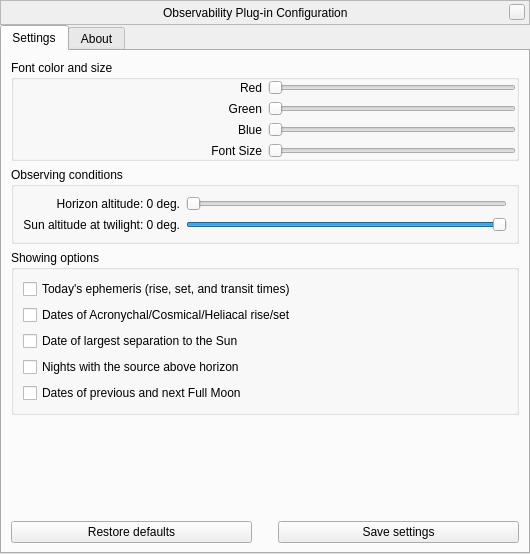
First picture: the form in plugins/Observability/src/gui/ObservabilityDialog.ui, repository Stellarium/stellarium, before the edit.
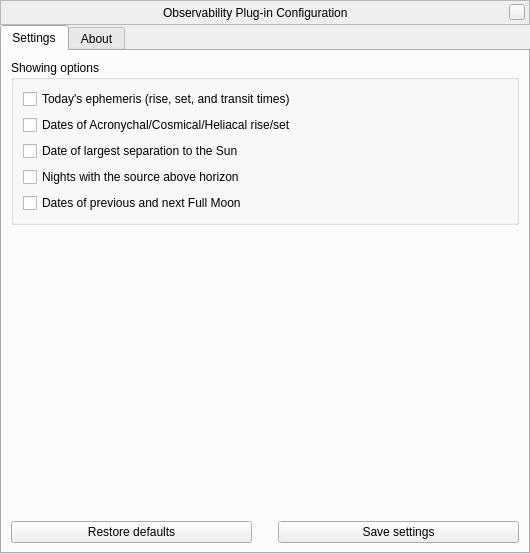
Second picture: the form after the edit. Custom widgets are drawn as their Qt base class.

Commit message: Setup for config dialog testing

Patch:
```diff
--- a/plugins/Observability/src/gui/ObservabilityDialog.ui
+++ b/plugins/Observability/src/gui/ObservabilityDialog.ui
@@ -145,7 +145,7 @@
        <string>Settings</string>
       </attribute>
       <layout class="QVBoxLayout" name="verticalLayout">
-       <item>
+       <!-- <item>
         <widget class="QGroupBox" name="fontSettingsBox">
          <property name="title">
           <string>Font color and size</string>
@@ -254,8 +254,8 @@
           </item>
          </layout>
         </widget>
-       </item>
-       <item>
+       </item> -->
+       <!-- <item>
         <widget class="QGroupBox" name="observingConditionsBox">
          <property name="title">
           <string>Observing conditions</string>
@@ -306,7 +306,7 @@
           </item>
          </layout>
         </widget>
-       </item>
+       </item> -->
        <item>
         <widget class="QGroupBox" name="displayedFieldsBox">
          <property name="title">
```
The commit also changes 4 other files.
